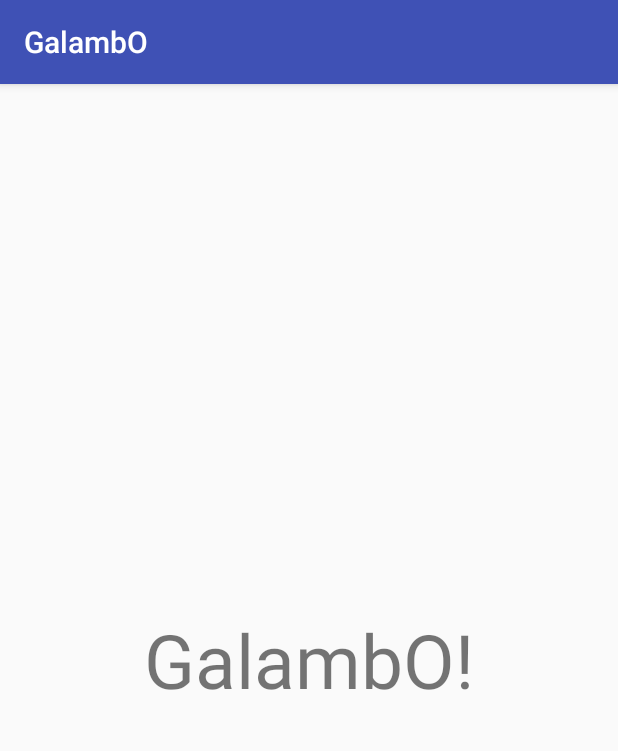
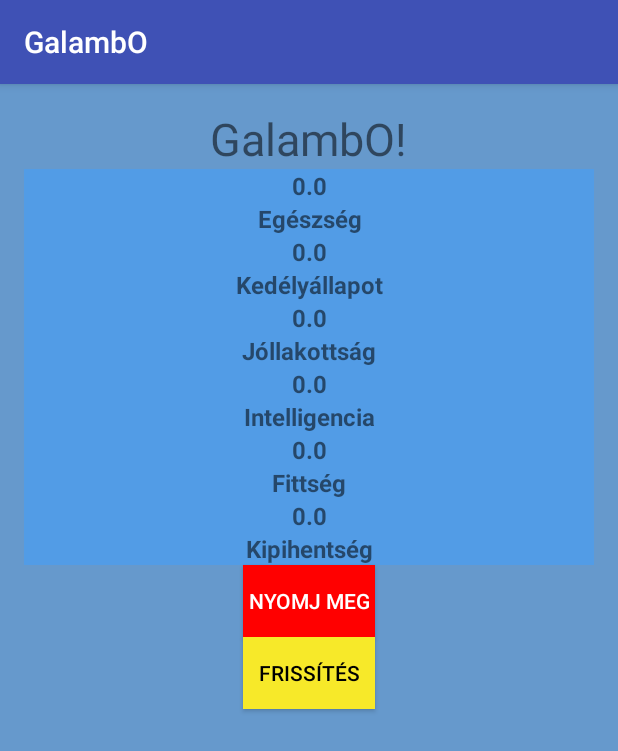
Before and after one commit to GalmabO/hu.nik.uniobuda.GalambO2, an Android app: the screen it shows after launch (MainActivity), on a phone screen of 412 x 824 dp. Shown: the top 751 px of the screen. Run offline under Robolectric (Android 15) with nearby library versions, the phone set to English and light mode, and no system bars.

Commit message:
alap ListView

```diff
--- a/app/src/main/java/nik/uniobuda/hu/galambo/MainActivity.java
+++ b/app/src/main/java/nik/uniobuda/hu/galambo/MainActivity.java
@@ -2,29 +2,66 @@ package nik.uniobuda.hu.galambo;
 
 import android.support.v7.app.AppCompatActivity;
 import android.os.Bundle;
+import android.view.View;
+import android.widget.Button;
+import android.widget.GridView;
+
+import java.util.ArrayList;
+import java.util.List;
 
 public class MainActivity extends AppCompatActivity {
 
+    Galamb galamb;
     @Override
     protected void onCreate(Bundle savedInstanceState) {
         super.onCreate(savedInstanceState);
         setContentView(R.layout.activity_main);
 
-        Galamb galamb = new Galamb();
+        if(galamb == null)
+            galamb = new Galamb();
+
+        Feltolt();
+
+        Button button = (Button) findViewById(R.id.gomb);
+        button.setOnClickListener(new View.OnClickListener() {
+            @Override
+            public void onClick(View v) {
+                galamb.setJollakottsag(10);
+            }
+        });
+
+        Button frissitogomb = (Button) findViewById(R.id.feltolto);
+        frissitogomb.setOnClickListener(new View.OnClickListener() {
+            @Override
+            public void onClick(View v) {
+                Feltolt();
+            }
+        });
+
     }
 
-    @Override
-    protected void onRestart() {
-        super.onRestart();
+    private void Feltolt()
+    {
+        List<Object[]> items = new ArrayList<>();
+        items.add(new Object[]{galamb.getEgeszseg(),"Egészség"});
+        items.add(new Object[]{galamb.getKedelyallapot(),"Kedélyállapot"});
+        items.add(new Object[]{galamb.getJollakottsag(),"Jóllakottság"});
+        items.add(new Object[]{galamb.getIntelligencia(),"Intelligencia"});
+        items.add(new Object[]{galamb.getFittseg(),"Fittség"});
+        items.add(new Object[]{galamb.getKipihentseg(),"Kipihentség"});
+
+        PropertyAdapter adapter = new PropertyAdapter(items);
+        GridView lista = (GridView) findViewById(R.id.lista);
+        lista.setAdapter(adapter);
     }
 
-    @Override
+    @Override //TODO állapotokat le kell majd itt menteni
+    protected void onPause() {
+        super.onPause();
+    }
+
+    @Override //TODO állapotokat vissza kell majd tölteni
     protected void onResume() {
         super.onResume();
     }
-
-    @Override
-    protected void onPause() {
-        super.onPause();
-    }
 }
--- /dev/null
+++ b/app/src/main/java/nik/uniobuda/hu/galambo/PropertyAdapter.java
@@ -0,0 +1,49 @@
+package nik.uniobuda.hu.galambo;
+
+import android.view.View;
+import android.view.ViewGroup;
+import android.widget.BaseAdapter;
+import android.widget.TextView;
+
+import java.util.List;
+
+/**
+ * Created by Adam on 2017. 04. 05..
+ */
+
+public class PropertyAdapter extends BaseAdapter {
+
+    //első érték a value, második a property neve
+    private List<Object[]> items;
+
+    public PropertyAdapter(List<Object[]> items) { this.items = items; }
+
+    @Override
+    public int getCount()  {
+        return items == null ? 0 : items.size();
+    }
+
+    @Override
+    public Object getItem(int position)  {
+        return items == null ? null : items.get(position);
+    }
+
+    @Override
+    public long getItemId(int position) { return position; }
+
+    @Override
+    public View getView(int position, View convertView, ViewGroup parent) {
+        View listItemView = convertView;
+        if(listItemView == null)
+            listItemView= View.inflate(parent.getContext(), R.layout.listitem_adatok,null);
+        TextView valueTextView = (TextView) listItemView.findViewById(R.id.value);
+        TextView propertyTextView = (TextView) listItemView.findViewById(R.id.property);
+
+        //első érték a value, második a property neve
+        Object [] tul = items.get(position);
+        valueTextView.setText(tul[0].toString());
+        propertyTextView.setText(tul[1].toString());
+
+        return listItemView;
+    }
+}
--- a/app/src/main/res/layout/activity_main.xml
+++ b/app/src/main/res/layout/activity_main.xml
@@ -8,13 +8,43 @@
     android:paddingLeft="@dimen/activity_horizontal_margin"
     android:paddingRight="@dimen/activity_horizontal_margin"
     android:paddingTop="@dimen/activity_vertical_margin"
-    tools:context="nik.uniobuda.hu.galambo.MainActivity">
+    tools:context="nik.uniobuda.hu.galambo.MainActivity"
+    android:background="#6699CC">
 
     <TextView
         android:layout_width="wrap_content"
         android:layout_height="wrap_content"
         android:text="GalambO!"
-        android:layout_centerVertical="true"
         android:layout_centerHorizontal="true"
-        android:textSize="50sp"/>
+        android:id="@+id/aa"
+        android:textSize="30sp"/>
+
+
+    <GridView
+        android:id="@+id/lista"
+        android:numColumns="1"
+        android:layout_below="@+id/aa"
+        android:layout_width="match_parent"
+        android:layout_height="wrap_content"/>
+
+    <android.support.v7.widget.AppCompatButton
+        android:layout_width="wrap_content"
+        android:layout_height="wrap_content"
+        android:id="@+id/gomb"
+        android:text="Nyomj meg"
+        android:textColor="#ffffff"
+        android:background="#FF0000"
+        android:layout_below="@id/lista"
+        android:layout_centerHorizontal="true"/>
+
+    <android.support.v7.widget.AppCompatButton
+        android:layout_width="wrap_content"
+        android:layout_height="wrap_content"
+        android:id="@+id/feltolto"
+        android:text="Frissítés"
+        android:textColor="#000000"
+        android:background="#f7e929"
+        android:layout_below="@id/gomb"
+        android:layout_centerHorizontal="true"/>
+
 </RelativeLayout>
--- /dev/null
+++ b/app/src/main/res/layout/listitem_adatok.xml
@@ -0,0 +1,23 @@
+<?xml version="1.0" encoding="utf-8"?>
+<RelativeLayout xmlns:android="http://schemas.android.com/apk/res/android"
+    android:layout_width="match_parent" android:layout_height="match_parent"
+    android:background="#529CE6">
+
+    <android.support.v7.widget.AppCompatTextView
+        android:id="@+id/value"
+        android:layout_width="match_parent"
+        android:layout_height="wrap_content"
+        android:textSize="16sp"
+        android:textStyle="bold"
+        android:textAlignment="center"/>
+
+    <android.support.v7.widget.AppCompatTextView
+        android:id="@+id/property"
+        android:layout_width="match_parent"
+        android:layout_height="wrap_content"
+        android:layout_below="@id/value"
+        android:textSize="16sp"
+        android:textStyle="bold"
+        android:textAlignment="center"/>
+
+</RelativeLayout>
```
Also changed, not shown: app/src/main/java/nik/uniobuda/hu/galambo/Galamb.java (+18 -16 lines).
